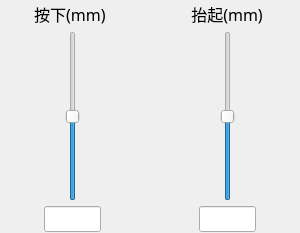
This is Module/ModuleLinear.ui in wlffeng2008/AkkoStudio as Qt 5 draws it before an edit. The edited form follows.
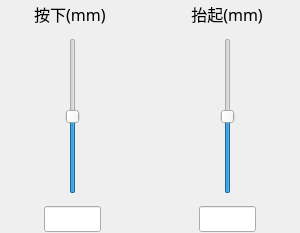
This is the edited form. Icons and pictures are not drawn.

```diff
--- a/Module/ModuleLinear.ui
+++ b/Module/ModuleLinear.ui
@@ -39,7 +39,7 @@
     <widget class="QFrame" name="leftPan">
      <layout class="QVBoxLayout" name="verticalLayout" stretch="0,1,0">
       <property name="spacing">
-       <number>5</number>
+       <number>12</number>
       </property>
       <property name="leftMargin">
        <number>2</number>
@@ -162,7 +162,7 @@
     <widget class="QFrame" name="rightPan">
      <layout class="QVBoxLayout" name="verticalLayout_2" stretch="0,1,0">
       <property name="spacing">
-       <number>5</number>
+       <number>12</number>
       </property>
       <property name="leftMargin">
        <number>2</number>
```
